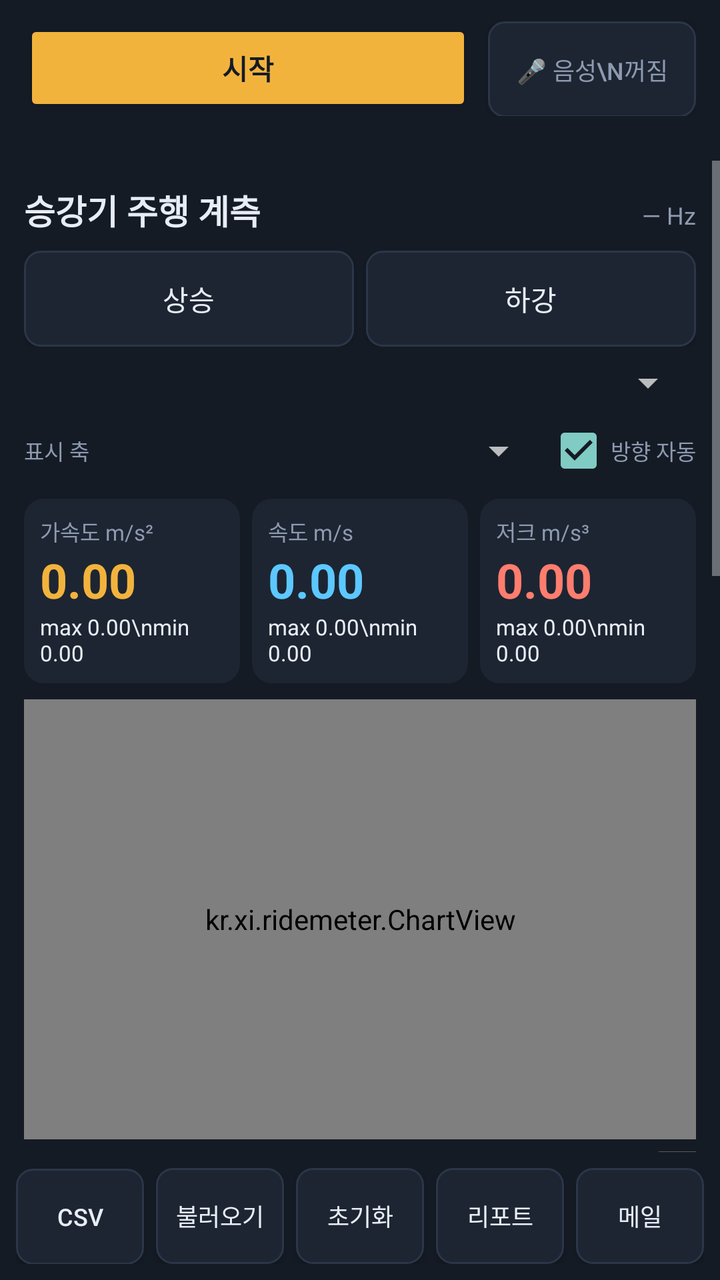
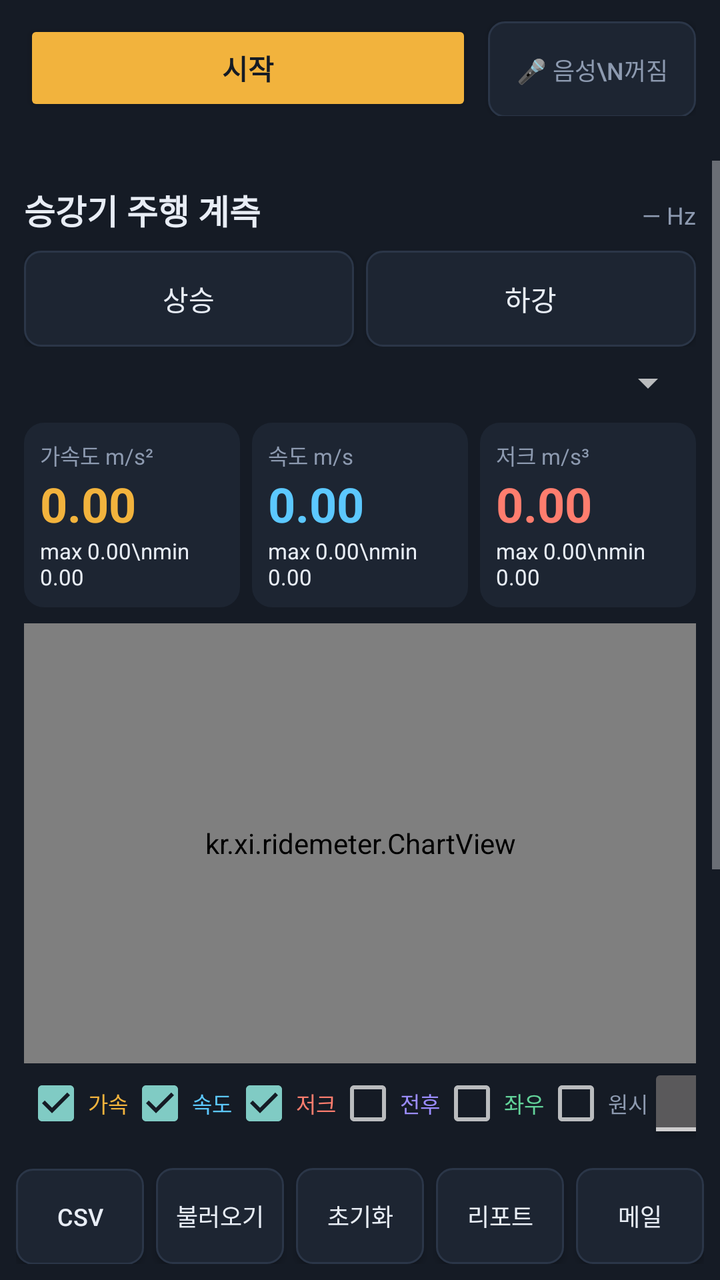

An Android layout rendered at two revisions. The XML below is the earlier revision; the diff shows what the commit changed to produce the second picture.
<!-- AndroidManifest.xml: application theme AppTheme -->
<!-- res/layout/activity_main.xml -->
<?xml version="1.0" encoding="utf-8"?>
<LinearLayout xmlns:android="http://schemas.android.com/apk/res/android"
    android:layout_width="match_parent"
    android:layout_height="match_parent"
    android:orientation="vertical"
    android:background="#151B25"
    android:fitsSystemWindows="true">

    <LinearLayout
        android:layout_width="match_parent"
        android:layout_height="wrap_content"
        android:layout_marginStart="12dp"
        android:layout_marginEnd="12dp"
        android:layout_marginTop="10dp"
        android:orientation="horizontal">

        <Button
            android:id="@+id/btnGo"
            android:layout_width="0dp"
            android:layout_height="wrap_content"
            android:layout_weight="1"
            android:backgroundTint="#F2B33D"
            android:text="시작"
            android:textColor="#151B25"
            android:textStyle="bold" />

        <Button
            android:id="@+id/btnAbort"
            android:layout_width="92dp"
            android:layout_height="wrap_content"
            android:minHeight="48dp"
            android:layout_marginStart="8dp"
            android:background="@drawable/chip_bg"
            android:lines="2"
            android:paddingStart="4dp"
            android:paddingEnd="4dp"
            android:text="취소\n(폐기)"
            android:textColor="#FF7D6E"
            android:textStyle="bold"
            android:textSize="12sp"
            android:visibility="gone" />

        <Button
            android:id="@+id/btnMic"
            android:layout_width="104dp"
            android:layout_height="wrap_content"
            android:minHeight="48dp"
            android:layout_marginStart="8dp"
            android:background="@drawable/chip_bg"
            android:lines="2"
            android:paddingStart="4dp"
            android:paddingEnd="4dp"
            android:text="🎤 음성\n꺼짐"
            android:textColor="#8D9AB0"
            android:textSize="12sp" />
    </LinearLayout>

    <TextView
        android:id="@+id/tvMsg"
        android:layout_width="match_parent"
        android:layout_height="wrap_content"
        android:gravity="center"
        android:paddingStart="12dp"
        android:paddingEnd="12dp"
        android:paddingTop="4dp"
        android:paddingBottom="2dp"
        android:text=""
        android:textColor="#8D9AB0"
        android:textSize="12sp" />

    <ScrollView
        android:layout_width="match_parent"
        android:layout_height="0dp"
        android:layout_weight="1">

        <LinearLayout
            android:id="@+id/content"
            android:layout_width="match_parent"
            android:layout_height="wrap_content"
            android:orientation="vertical"
            android:padding="12dp">

            <LinearLayout
                android:tag="cfg"
                android:layout_width="match_parent"
                android:layout_height="wrap_content"
                android:orientation="horizontal">

                <TextView
                    android:layout_width="0dp"
                    android:layout_height="wrap_content"
                    android:layout_weight="1"
                    android:text="승강기 주행 계측"
                    android:textColor="#E8EDF5"
                    android:textSize="17sp"
                    android:textStyle="bold" />

                <TextView
                    android:id="@+id/tvFs"
                    android:layout_width="wrap_content"
                    android:layout_height="wrap_content"
                    android:text="— Hz"
                    android:textColor="#8D9AB0"
                    android:textSize="12sp" />
            </LinearLayout>

            <LinearLayout
                android:tag="cfg"
                android:layout_width="match_parent"
                android:layout_height="wrap_content"
                android:layout_marginTop="8dp"
                android:orientation="horizontal">

                <Button
                    android:id="@+id/btnUp"
                    android:layout_width="0dp"
                    android:layout_height="wrap_content"
                    android:layout_weight="1"
                    android:background="@drawable/chip_bg"
                    android:text="상승"
                    android:textColor="#E8EDF5" />

                <Button
                    android:id="@+id/btnDown"
                    android:layout_width="0dp"
                    android:layout_height="wrap_content"
                    android:layout_marginStart="6dp"
                    android:layout_weight="1"
                    android:background="@drawable/chip_bg"
                    android:text="하강"
                    android:textColor="#E8EDF5" />
            </LinearLayout>

            <LinearLayout
                android:tag="cfg"
                android:layout_width="match_parent"
                android:layout_height="wrap_content"
                android:layout_marginTop="6dp"
                android:gravity="center_vertical"
                android:orientation="horizontal">

                <LinearLayout
                    android:id="@+id/trialBar"
                    android:layout_width="0dp"
                    android:layout_height="wrap_content"
                    android:layout_weight="1"
                    android:orientation="horizontal" />

                <Spinner
                    android:id="@+id/spTrials"
                    android:layout_width="86dp"
                    android:layout_height="wrap_content" />
            </LinearLayout>

            <LinearLayout
                android:tag="cfg"
                android:layout_width="match_parent"
                android:layout_height="wrap_content"
                android:layout_marginTop="6dp"
                android:gravity="center_vertical"
                android:orientation="horizontal">

                <TextView
                    android:layout_width="wrap_content"
                    android:layout_height="wrap_content"
                    android:text="표시 축"
                    android:textColor="#8D9AB0"
                    android:textSize="11sp" />

                <Spinner
                    android:id="@+id/spAxis"
                    android:layout_width="0dp"
                    android:layout_height="wrap_content"
                    android:layout_weight="1" />

                <CheckBox
                    android:id="@+id/cbAutoDir"
                    android:layout_width="wrap_content"
                    android:layout_height="wrap_content"
                    android:checked="true"
                    android:text="방향 자동"
                    android:textColor="#8D9AB0"
                    android:textSize="11sp" />
            </LinearLayout>

            <LinearLayout
                android:layout_width="match_parent"
                android:layout_height="wrap_content"
                android:layout_marginTop="8dp"
                android:orientation="horizontal">

                <LinearLayout
                    android:layout_width="0dp"
                    android:layout_height="wrap_content"
                    android:layout_weight="1"
                    android:background="@drawable/panel_bg"
                    android:orientation="vertical"
                    android:padding="8dp">

                    <TextView
                        android:layout_width="wrap_content"
                        android:layout_height="wrap_content"
                        android:id="@+id/tvK1"
                        android:text="가속도 m/s²"
                        android:textColor="#8D9AB0"
                        android:textSize="11sp" />

                    <TextView
                        android:id="@+id/tvA"
                        android:layout_width="wrap_content"
                        android:layout_height="wrap_content"
                        android:text="0.00"
                        android:textColor="#F2B33D"
                        android:textSize="24sp"
                        android:textStyle="bold" />

                    <TextView
                        android:id="@+id/tvAmm"
                        android:layout_width="wrap_content"
                        android:layout_height="wrap_content"
                        android:text="max 0.00\nmin 0.00"
                        android:textColor="#E8EDF5"
                        android:textSize="11sp" />
                </LinearLayout>

                <LinearLayout
                    android:layout_width="0dp"
                    android:layout_height="wrap_content"
                    android:layout_marginStart="6dp"
                    android:layout_weight="1"
                    android:background="@drawable/panel_bg"
                    android:orientation="vertical"
                    android:padding="8dp">

                    <TextView
                        android:layout_width="wrap_content"
                        android:layout_height="wrap_content"
                        android:id="@+id/tvK2"
                        android:text="속도 m/s"
                        android:textColor="#8D9AB0"
                        android:textSize="11sp" />

                    <TextView
                        android:id="@+id/tvV"
                        android:layout_width="wrap_content"
                        android:layout_height="wrap_content"
                        android:text="0.00"
                        android:textColor="#5CC8FF"
                        android:textSize="24sp"
                        android:textStyle="bold" />

                    <TextView
                        android:id="@+id/tvVmm"
                        android:layout_width="wrap_content"
                        android:layout_height="wrap_content"
                        android:text="max 0.00\nmin 0.00"
                        android:textColor="#E8EDF5"
                        android:textSize="11sp" />
                </LinearLayout>

                <LinearLayout
                    android:layout_width="0dp"
                    android:layout_height="wrap_content"
                    android:layout_marginStart="6dp"
                    android:layout_weight="1"
                    android:background="@drawable/panel_bg"
                    android:orientation="vertical"
                    android:padding="8dp">

                    <TextView
                        android:layout_width="wrap_content"
                        android:layout_height="wrap_content"
                        android:id="@+id/tvK3"
                        android:text="저크 m/s³"
                        android:textColor="#8D9AB0"
                        android:textSize="11sp" />

                    <TextView
                        android:id="@+id/tvJ"
                        android:layout_width="wrap_content"
                        android:layout_height="wrap_content"
                        android:text="0.00"
                        android:textColor="#FF7D6E"
                        android:textSize="24sp"
                        android:textStyle="bold" />

                    <TextView
                        android:id="@+id/tvJmm"
                        android:layout_width="wrap_content"
                        android:layout_height="wrap_content"
                        android:text="max 0.00\nmin 0.00"
                        android:textColor="#E8EDF5"
                        android:textSize="11sp" />
                </LinearLayout>
            </LinearLayout>

            <kr.xi.ridemeter.ChartView
                android:id="@+id/chart"
                android:layout_width="match_parent"
                android:layout_height="220dp"
                android:layout_marginTop="8dp"
                android:background="@drawable/panel_bg" />

            <LinearLayout
                android:tag="cfg"
                android:layout_width="match_parent"
                android:layout_height="wrap_content"
                android:gravity="center_vertical"
                android:orientation="horizontal">

                <CheckBox
                    android:id="@+id/cbA"
                    android:layout_width="wrap_content"
                    android:layout_height="wrap_content"
                    android:checked="true"
                    android:text="가속"
                    android:textColor="#F2B33D"
                    android:textSize="11sp" />

                <CheckBox
                    android:id="@+id/cbV"
                    android:layout_width="wrap_content"
                    android:layout_height="wrap_content"
                    android:checked="true"
                    android:text="속도"
                    android:textColor="#5CC8FF"
                    android:textSize="11sp" />

                <CheckBox
                    android:id="@+id/cbJ"
                    android:layout_width="wrap_content"
                    android:layout_height="wrap_content"
                    android:checked="true"
                    android:text="저크"
                    android:textColor="#FF7D6E"
                    android:textSize="11sp" />

                <CheckBox
                    android:id="@+id/cbX"
                    android:layout_width="wrap_content"
                    android:layout_height="wrap_content"
                    android:text="전후"
                    android:textColor="#9B8CFF"
                    android:textSize="11sp" />

                <CheckBox
                    android:id="@+id/cbY"
                    android:layout_width="wrap_content"
                    android:layout_height="wrap_content"
                    android:text="좌우"
                    android:textColor="#63D39A"
                    android:textSize="11sp" />

                <CheckBox
                    android:id="@+id/cbR"
                    android:layout_width="wrap_content"
                    android:layout_height="wrap_content"
                    android:text="원시"
                    android:textColor="#8D9AB0"
                    android:textSize="11sp" />

                <Space
                    android:layout_width="0dp"
                    android:layout_height="1dp"
                    android:layout_weight="1" />

                <ToggleButton
                    android:id="@+id/tgFft"
                    android:layout_width="wrap_content"
                    android:layout_height="40dp"
                    android:textOff="시간"
                    android:textOn="스펙트럼"
                    android:textSize="11sp" />
            </LinearLayout>

            <TextView
                android:tag="cfg"
                android:id="@+id/tvStats"
                android:layout_width="match_parent"
                android:layout_height="wrap_content"
                android:layout_marginTop="6dp"
                android:background="@drawable/panel_bg"
                android:padding="10dp"
                android:text="—"
                android:textColor="#E8EDF5"
                android:textSize="12sp" />

            <LinearLayout
                android:tag="cfg"
                android:layout_width="match_parent"
                android:layout_height="wrap_content"
                android:layout_marginTop="6dp"
                android:gravity="center_vertical"
                android:orientation="horizontal">

                <TextView
                    android:layout_width="wrap_content"
                    android:layout_height="wrap_content"
                    android:text="샘플링"
                    android:textColor="#8D9AB0"
                    android:textSize="11sp" />

                <Spinner
                    android:id="@+id/spRate"
                    android:layout_width="0dp"
                    android:layout_height="wrap_content"
                    android:layout_weight="1" />

                <TextView
                    android:layout_width="wrap_content"
                    android:layout_height="wrap_content"
                    android:text="자동정지"
                    android:textColor="#8D9AB0"
                    android:textSize="11sp" />

                <Spinner
                    android:id="@+id/spAuto"
                    android:layout_width="0dp"
                    android:layout_height="wrap_content"
                    android:layout_weight="1" />
            </LinearLayout>

            <LinearLayout
                android:tag="cfg"
                android:layout_width="match_parent"
                android:layout_height="wrap_content"
                android:gravity="center_vertical"
                android:orientation="horizontal">

                <TextView
                    android:layout_width="wrap_content"
                    android:layout_height="wrap_content"
                    android:text="LPF"
                    android:textColor="#8D9AB0"
                    android:textSize="11sp" />

                <Spinner
                    android:id="@+id/spFc"
                    android:layout_width="0dp"
                    android:layout_height="wrap_content"
                    android:layout_weight="1" />

                <TextView
                    android:layout_width="wrap_content"
                    android:layout_height="wrap_content"
                    android:text="저크"
                    android:textColor="#8D9AB0"
                    android:textSize="11sp" />

                <Spinner
                    android:id="@+id/spJfc"
                    android:layout_width="0dp"
                    android:layout_height="wrap_content"
                    android:layout_weight="1" />

                <TextView
                    android:layout_width="wrap_content"
                    android:layout_height="wrap_content"
                    android:text="FFT축"
                    android:textColor="#8D9AB0"
                    android:textSize="11sp" />

                <Spinner
                    android:id="@+id/spFax"
                    android:layout_width="0dp"
                    android:layout_height="wrap_content"
                    android:layout_weight="1" />

                <TextView
                    android:layout_width="wrap_content"
                    android:layout_height="wrap_content"
                    android:text="구간"
                    android:textColor="#8D9AB0"
                    android:textSize="11sp" />

                <Spinner
                    android:id="@+id/spSeg"
                    android:layout_width="0dp"
                    android:layout_height="wrap_content"
                    android:layout_weight="1" />
            </LinearLayout>

            <LinearLayout
                android:tag="cfg"
                android:layout_width="match_parent"
                android:layout_height="wrap_content"
                android:gravity="center_vertical"
                android:orientation="horizontal">

                <CheckBox
                    android:id="@+id/cbNoise"
                    android:layout_width="wrap_content"
                    android:layout_height="wrap_content"
                    android:text="소음 측정"
                    android:textColor="#8D9AB0"
                    android:textSize="11sp" />

                <TextView
                    android:layout_width="wrap_content"
                    android:layout_height="wrap_content"
                    android:layout_marginStart="8dp"
                    android:text="보정 dB"
                    android:textColor="#8D9AB0"
                    android:textSize="11sp" />

                <EditText
                    android:id="@+id/edNcal"
                    android:layout_width="72dp"
                    android:layout_height="wrap_content"
                    android:inputType="numberDecimal|numberSigned"
                    android:text="0"
                    android:textColor="#E8EDF5"
                    android:textSize="13sp" />

                <TextView
                    android:layout_width="0dp"
                    android:layout_height="wrap_content"
                    android:layout_weight="1"
                    android:text="0 = 미보정(dBFS)"
                    android:textColor="#5D6B82"
                    android:textSize="10sp" />
            </LinearLayout>

            <CheckBox
                android:tag="cfg"
                android:id="@+id/cbUncal"
                android:layout_width="wrap_content"
                android:layout_height="wrap_content"
                android:text="무보정 가속도계 사용 (지원 시)"
                android:textColor="#8D9AB0"
                android:textSize="11sp" />

            <TextView
                android:tag="cfg"
                android:id="@+id/tvSummary"
                android:layout_width="match_parent"
                android:layout_height="wrap_content"
                android:layout_marginTop="6dp"
                android:background="@drawable/panel_bg"
                android:fontFamily="monospace"
                android:padding="10dp"
                android:text="—"
                android:textColor="#8D9AB0"
                android:textSize="11sp" />

            <TextView
                android:tag="cfg"
                android:layout_width="wrap_content"
                android:layout_height="wrap_content"
                android:layout_marginTop="10dp"
                android:text="설비 제원 (주파수 원인 추정용)"
                android:textColor="#8D9AB0"
                android:textSize="12sp" />

            <LinearLayout
                android:tag="cfg"
                android:layout_width="match_parent"
                android:layout_height="wrap_content"
                android:orientation="horizontal">

                <EditText
                    android:id="@+id/edDia"
                    android:layout_width="0dp"
                    android:layout_height="wrap_content"
                    android:layout_weight="1"
                    android:hint="시브 직경 mm"
                    android:inputType="numberDecimal"
                    android:textColor="#E8EDF5"
                    android:textColorHint="#5D6B82"
                    android:textSize="12sp" />

                <Spinner
                    android:id="@+id/spRope"
                    android:layout_width="0dp"
                    android:layout_height="wrap_content"
                    android:layout_weight="1" />

                <EditText
                    android:id="@+id/edPole"
                    android:layout_width="0dp"
                    android:layout_height="wrap_content"
                    android:layout_weight="1"
                    android:hint="극수"
                    android:inputType="numberDecimal"
                    android:textColor="#E8EDF5"
                    android:textColorHint="#5D6B82"
                    android:textSize="12sp" />
            </LinearLayout>

            <LinearLayout
                android:tag="cfg"
                android:layout_width="match_parent"
                android:layout_height="wrap_content"
                android:orientation="horizontal">

                <EditText
                    android:id="@+id/edGear"
                    android:layout_width="0dp"
                    android:layout_height="wrap_content"
                    android:layout_weight="1"
                    android:hint="감속비 (기어리스 1)"
                    android:inputType="numberDecimal"
                    android:textColor="#E8EDF5"
                    android:textColorHint="#5D6B82"
                    android:textSize="12sp" />

                <EditText
                    android:id="@+id/edRail"
                    android:layout_width="0dp"
                    android:layout_height="wrap_content"
                    android:layout_weight="1"
                    android:hint="레일 길이 m (5)"
                    android:inputType="numberDecimal"
                    android:textColor="#E8EDF5"
                    android:textColorHint="#5D6B82"
                    android:textSize="12sp" />

                <EditText
                    android:id="@+id/edBrk"
                    android:layout_width="0dp"
                    android:layout_height="wrap_content"
                    android:layout_weight="1"
                    android:hint="브래킷 m (2.5)"
                    android:inputType="numberDecimal"
                    android:textColor="#E8EDF5"
                    android:textColorHint="#5D6B82"
                    android:textSize="12sp" />
            </LinearLayout>

            <TextView
                android:tag="cfg"
                android:layout_width="wrap_content"
                android:layout_height="wrap_content"
                android:layout_marginTop="10dp"
                android:text="리포트 정보"
                android:textColor="#8D9AB0"
                android:textSize="12sp" />

            <EditText
                android:tag="cfg"
                android:id="@+id/edSite"
                android:layout_width="match_parent"
                android:layout_height="wrap_content"
                android:hint="현장명"
                android:inputType="text"
                android:textColor="#E8EDF5"
                android:textColorHint="#5D6B82"
                android:textSize="13sp" />

            <EditText
                android:tag="cfg"
                android:id="@+id/edUnit"
                android:layout_width="match_parent"
                android:layout_height="wrap_content"
                android:hint="호기 / 기종"
                android:inputType="text"
                android:textColor="#E8EDF5"
                android:textColorHint="#5D6B82"
                android:textSize="13sp" />

            <EditText
                android:tag="cfg"
                android:id="@+id/edSpec"
                android:layout_width="match_parent"
                android:layout_height="wrap_content"
                android:hint="정격 속도 · 적재"
                android:inputType="text"
                android:textColor="#E8EDF5"
                android:textColorHint="#5D6B82"
                android:textSize="13sp" />

            <EditText
                android:tag="cfg"
                android:id="@+id/edBy"
                android:layout_width="match_parent"
                android:layout_height="wrap_content"
                android:hint="측정자"
                android:inputType="text"
                android:textColor="#E8EDF5"
                android:textColorHint="#5D6B82"
                android:textSize="13sp" />

            <EditText
                android:tag="cfg"
                android:id="@+id/edMail"
                android:layout_width="match_parent"
                android:layout_height="wrap_content"
                android:hint="메일 수신자 (쉼표로 여러 명)"
                android:inputType="textEmailAddress"
                android:textColor="#E8EDF5"
                android:textColorHint="#5D6B82"
                android:textSize="13sp" />

            <EditText
                android:tag="cfg"
                android:id="@+id/edAddr"
                android:layout_width="match_parent"
                android:layout_height="wrap_content"
                android:hint="주소 (위치 확인 시 자동)"
                android:inputType="text"
                android:textColor="#E8EDF5"
                android:textColorHint="#5D6B82"
                android:textSize="13sp" />

                        <LinearLayout
                android:layout_width="match_parent"
                android:layout_height="wrap_content"
                android:gravity="center_vertical"
                android:orientation="horizontal"
                android:tag="cfg">

                <TextView
                    android:id="@+id/tvVer"
                    android:layout_width="0dp"
                    android:layout_height="wrap_content"
                    android:layout_weight="1"
                    android:text="버전 —"
                    android:textColor="#5D6B82"
                    android:textSize="11sp" />

                <Button
                    android:id="@+id/btnUpdate"
                    android:layout_width="wrap_content"
                    android:layout_height="wrap_content"
                    android:background="@drawable/chip_bg"
                    android:text="업데이트 확인"
                    android:textColor="#E8EDF5"
                    android:textSize="12sp" />
            </LinearLayout>

<LinearLayout
                android:tag="cfg"
                android:layout_width="match_parent"
                android:layout_height="wrap_content"
                android:gravity="center_vertical"
                android:orientation="horizontal">

                <Button
                    android:id="@+id/btnGeo"
                    android:layout_width="wrap_content"
                    android:layout_height="wrap_content"
                    android:background="@drawable/chip_bg"
                    android:text="현재 위치"
                    android:textColor="#E8EDF5"
                    android:textSize="12sp" />

                <TextView
                    android:id="@+id/tvGeo"
                    android:layout_width="0dp"
                    android:layout_height="wrap_content"
                    android:layout_marginStart="8dp"
                    android:layout_weight="1"
                    android:text="좌표 없음"
                    android:textColor="#8D9AB0"
                    android:textSize="11sp" />
            </LinearLayout>
        </LinearLayout>
    </ScrollView>

    <LinearLayout
        android:id="@+id/bottomBar"
        android:layout_width="match_parent"
        android:layout_height="wrap_content"
        android:padding="8dp"
        android:orientation="horizontal">

        <Button
            android:id="@+id/btnCsv"
            android:layout_width="0dp"
            android:layout_height="wrap_content"
            android:layout_weight="1"
            android:background="@drawable/chip_bg"
            android:text="CSV"
            android:textColor="#E8EDF5"
            android:textSize="12sp" />

        <Button
            android:id="@+id/btnLoad"
            android:layout_width="0dp"
            android:layout_height="wrap_content"
            android:layout_marginStart="6dp"
            android:layout_weight="1"
            android:background="@drawable/chip_bg"
            android:text="불러오기"
            android:textColor="#E8EDF5"
            android:textSize="12sp" />

        <Button
            android:id="@+id/btnReset"
            android:layout_width="0dp"
            android:layout_height="wrap_content"
            android:layout_marginStart="6dp"
            android:layout_weight="1"
            android:background="@drawable/chip_bg"
            android:text="초기화"
            android:textColor="#E8EDF5"
            android:textSize="12sp" />

        <Button
            android:id="@+id/btnReport"
            android:layout_width="0dp"
            android:layout_height="wrap_content"
            android:layout_marginStart="6dp"
            android:layout_weight="1"
            android:background="@drawable/chip_bg"
            android:text="리포트"
            android:textColor="#E8EDF5"
            android:textSize="12sp" />

        <Button
            android:id="@+id/btnMail"
            android:layout_width="0dp"
            android:layout_height="wrap_content"
            android:layout_marginStart="6dp"
            android:layout_weight="1"
            android:background="@drawable/chip_bg"
            android:text="메일"
            android:textColor="#E8EDF5"
            android:textSize="12sp" />
    </LinearLayout>
</LinearLayout>
<!-- resources referenced by this layout -->
<resources>
  <!-- drawable chip_bg (drawable) -->
  <selector xmlns:android="http://schemas.android.com/apk/res/android">
      <item android:state_selected="true">
          <shape android:shape="rectangle">
              <solid android:color="#2B3648" />
              <stroke android:width="1dp" android:color="#F2B33D" />
              <corners android:radius="8dp" />
          </shape>
      </item>
      <item>
          <shape android:shape="rectangle">
              <solid android:color="#1D2532" />
              <stroke android:width="1dp" android:color="#2B3648" />
              <corners android:radius="8dp" />
          </shape>
      </item>
  </selector>
  <!-- drawable panel_bg (drawable) -->
  <shape xmlns:android="http://schemas.android.com/apk/res/android" android:shape="rectangle">
      <solid android:color="#1D2532" />
      <corners android:radius="10dp" />
  </shape>
  <style name="AppTheme" parent="Theme.AppCompat.NoActionBar">
          <item name="android:windowBackground">#151B25</item>
          <item name="android:textColor">#E8EDF5</item>
          <item name="android:colorBackground">#151B25</item>
      </style>
</resources>

<!-- the commit's change to res/layout/activity_main.xml (unified diff, before → after) -->
@@ -153,37 +153,6 @@
             </LinearLayout>
 
             <LinearLayout
-                android:tag="cfg"
-                android:layout_width="match_parent"
-                android:layout_height="wrap_content"
-                android:layout_marginTop="6dp"
-                android:gravity="center_vertical"
-                android:orientation="horizontal">
-
-                <TextView
-                    android:layout_width="wrap_content"
-                    android:layout_height="wrap_content"
-                    android:text="표시 축"
-                    android:textColor="#8D9AB0"
-                    android:textSize="11sp" />
-
-                <Spinner
-                    android:id="@+id/spAxis"
-                    android:layout_width="0dp"
-                    android:layout_height="wrap_content"
-                    android:layout_weight="1" />
-
-                <CheckBox
-                    android:id="@+id/cbAutoDir"
-                    android:layout_width="wrap_content"
-                    android:layout_height="wrap_content"
-                    android:checked="true"
-                    android:text="방향 자동"
-                    android:textColor="#8D9AB0"
-                    android:textSize="11sp" />
-            </LinearLayout>
-
-            <LinearLayout
                 android:layout_width="match_parent"
                 android:layout_height="wrap_content"
                 android:layout_marginTop="8dp"
@@ -385,6 +354,56 @@
                 android:textColor="#E8EDF5"
                 android:textSize="12sp" />
 
+            <TextView
+                android:id="@+id/hdrOpt"
+                android:layout_width="match_parent"
+                android:layout_height="wrap_content"
+                android:layout_marginTop="10dp"
+                android:background="@drawable/panel_bg"
+                android:padding="10dp"
+                android:text="▸  측정 설정"
+                android:textColor="#8D9AB0"
+                android:textSize="13sp"
+                android:tag="cfg" />
+            <LinearLayout
+                android:id="@+id/boxOpt"
+                android:layout_width="match_parent"
+                android:layout_height="wrap_content"
+                android:orientation="vertical"
+                android:visibility="gone"
+                android:tag="cfg">
+
+            <LinearLayout
+                android:tag="cfg"
+                android:layout_width="match_parent"
+                android:layout_height="wrap_content"
+                android:layout_marginTop="6dp"
+                android:gravity="center_vertical"
+                android:orientation="horizontal">
+
+                <TextView
+                    android:layout_width="wrap_content"
+                    android:layout_height="wrap_content"
+                    android:text="표시 축"
+                    android:textColor="#8D9AB0"
+                    android:textSize="11sp" />
+
+                <Spinner
+                    android:id="@+id/spAxis"
+                    android:layout_width="0dp"
+                    android:layout_height="wrap_content"
+                    android:layout_weight="1" />
+
+                <CheckBox
+                    android:id="@+id/cbAutoDir"
+                    android:layout_width="wrap_content"
+                    android:layout_height="wrap_content"
+                    android:checked="true"
+                    android:text="방향 자동"
+                    android:textColor="#8D9AB0"
+                    android:textSize="11sp" />
+            </LinearLayout>
+
             <LinearLayout
                 android:tag="cfg"
                 android:layout_width="match_parent"
@@ -529,6 +548,26 @@
                 android:text="무보정 가속도계 사용 (지원 시)"
                 android:textColor="#8D9AB0"
                 android:textSize="11sp" />
+
+            </LinearLayout>
+            <TextView
+                android:id="@+id/hdrSum"
+                android:layout_width="match_parent"
+                android:layout_height="wrap_content"
+                android:layout_marginTop="10dp"
+                android:background="@drawable/panel_bg"
+                android:padding="10dp"
+                android:text="▸  시험 결과 요약"
+                android:textColor="#8D9AB0"
+                android:textSize="13sp"
+                android:tag="cfg" />
+            <LinearLayout
+                android:id="@+id/boxSum"
+                android:layout_width="match_parent"
+                android:layout_height="wrap_content"
+                android:orientation="vertical"
+                android:visibility="gone"
+                android:tag="cfg">
 
             <TextView
                 android:tag="cfg"
@@ -543,6 +582,26 @@
                 android:textColor="#8D9AB0"
                 android:textSize="11sp" />
 
+            </LinearLayout>
+            <TextView
+                android:id="@+id/hdrInfo"
+                android:layout_width="match_parent"
+                android:layout_height="wrap_content"
+                android:layout_marginTop="10dp"
+                android:background="@drawable/panel_bg"
+                android:padding="10dp"
+                android:text="▸  현장·리포트 정보"
+                android:textColor="#8D9AB0"
+                android:textSize="13sp"
+                android:tag="cfg" />
+            <LinearLayout
+                android:id="@+id/boxInfo"
+                android:layout_width="match_parent"
+                android:layout_height="wrap_content"
+                android:orientation="vertical"
+                android:visibility="gone"
+                android:tag="cfg">
+
             <TextView
                 android:tag="cfg"
                 android:layout_width="wrap_content"
@@ -753,6 +812,7 @@
                     android:text="좌표 없음"
                     android:textColor="#8D9AB0"
                     android:textSize="11sp" />
+            </LinearLayout>
             </LinearLayout>
         </LinearLayout>
     </ScrollView>
